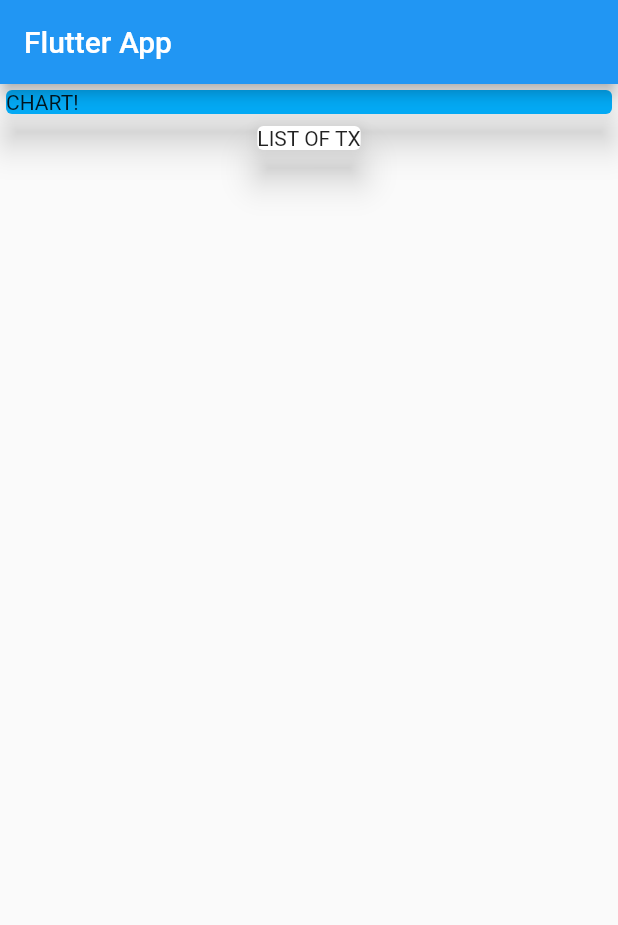
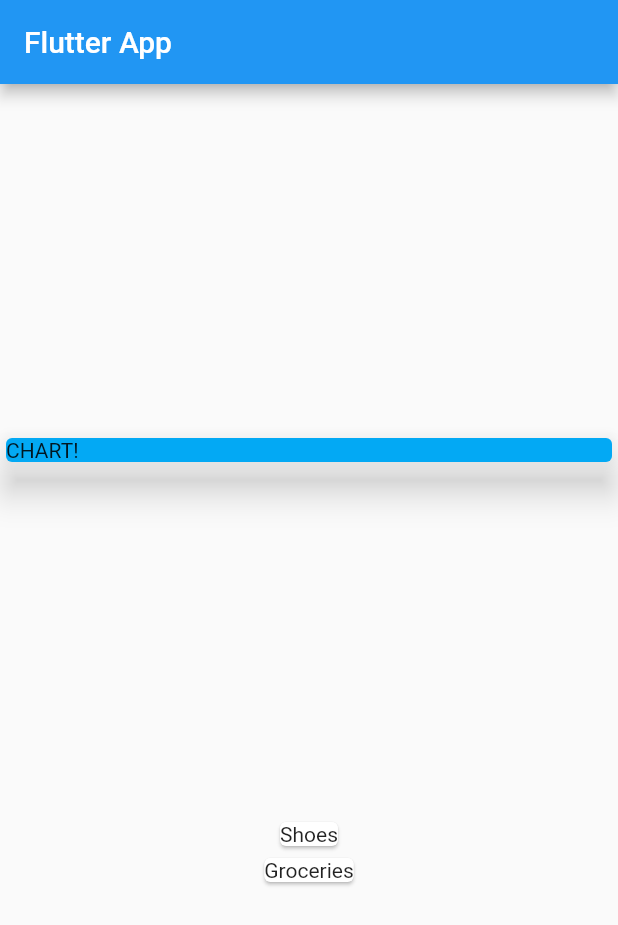
Before and after one commit to roeechen01/PersonalExpensesApp, a Flutter app: the screen it shows after launch, on a phone screen of 412 x 824 dp. Shown: the top 925 px of the screen. Run offline on Flutter 3.47's test engine with Material 2 defaults, Android fonts, the phone set to English and light mode, and no system bars.

Commit message:
Transactions title displayed on screen

```diff
--- a/lib/main.dart
+++ b/lib/main.dart
@@ -26,6 +26,7 @@ class MyHomePage extends StatelessWidget {
           title: Text('Flutter App'),
         ),
         body: Column(
+          mainAxisAlignment: MainAxisAlignment.spaceEvenly,
           children: [
             Container(
               width: double.infinity,
@@ -35,10 +36,13 @@ class MyHomePage extends StatelessWidget {
                 elevation: 10,
               ),
             ),
-            Card(
-              child: Text('LIST OF TX'),
-              elevation: 10,
-            ),
+            Column(
+              children: transactions
+                  .map((tx) => Card(
+                        child: Text(tx.title),
+                      ))
+                  .toList(),
+            )
           ],
         ));
   }
--- a/lib/transactions.dart
+++ b/lib/transactions.dart
@@ -1,3 +1,9 @@
 import 'package:flutter/foundation.dart';
 
-class Transaction {}
+class Transaction {
+  String id, title;
+  double amount;
+  DateTime date;
+
+  Transaction({this.id, this.title, this.amount, this.date});
+}
```
